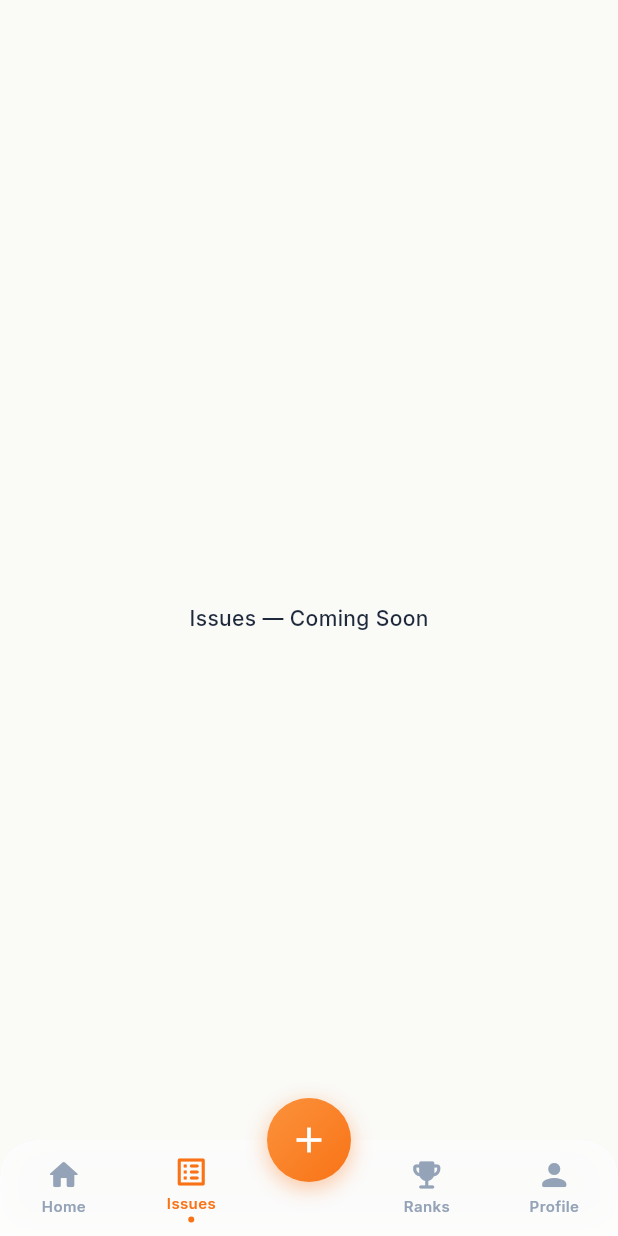
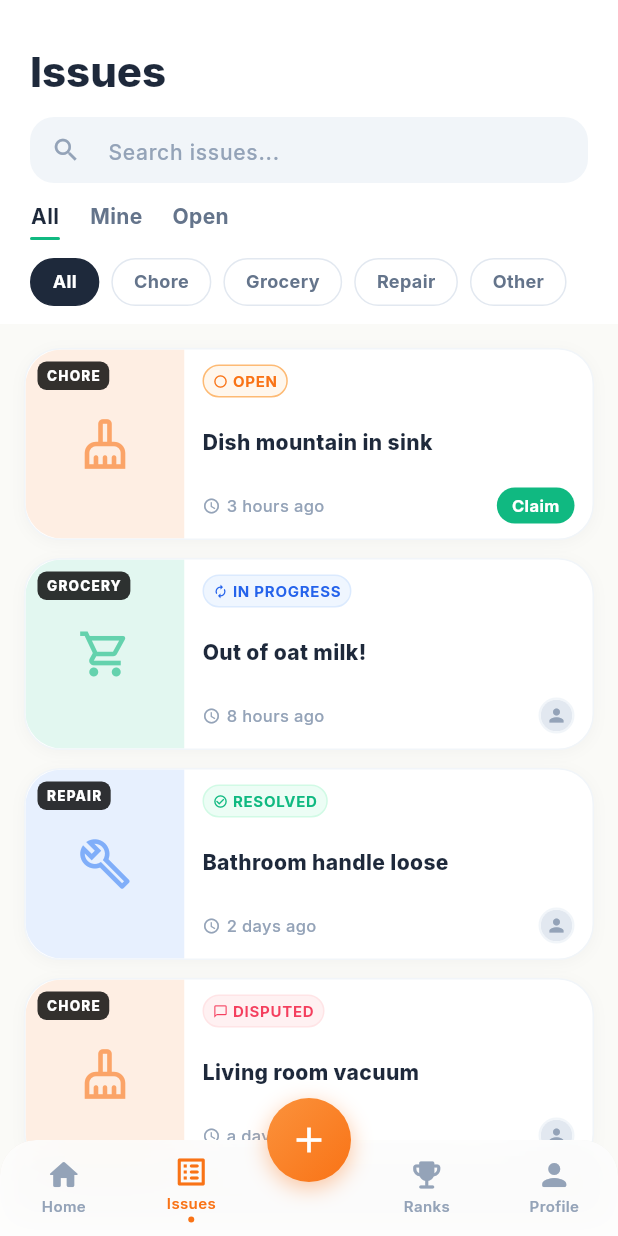
Before and after one commit to nyandrianinamamy/ma-coloc, a Flutter app: the HomeScreen screen opened by its route, after a tap on "View Leaderboard", after a tap on "Home", after a tap on "Issues", on a phone screen of 412 x 824 dp. Run offline on Flutter 3.47's test engine with Material 3 defaults, Android fonts, the phone set to English and light mode, and no system bars; our stand-ins replace cloud_firestore, cloud_functions, firebase_auth, firebase_core, flutter_riverpod, freezed_annotation and 3 more; accounts and stored records are empty; network calls fail.

Commit message:
feat: add Issues list screen with search, tabs, filters, and issue cards
Implements IssueCard widget (photo thumbnail with type placeholder, status badge,
timeago, assignee avatar or Claim button) and IssuesListScreen with sticky header,
search bar, All/Mine/Open tabs, type filter chips, filtered ListView, and empty state.
Wires /issues route to IssuesListScreen.

Co-Authored-By: Claude Sonnet 4.6 <noreply@anthropic.com>

```diff
--- a/lib/router.dart
+++ b/lib/router.dart
@@ -12,6 +12,7 @@ import 'src/features/onboarding/join_house_screen.dart';
 import 'src/features/onboarding/house_created_screen.dart';
 import 'src/features/shell/mobile_shell.dart';
 import 'src/features/home/home_screen.dart';
+import 'src/features/issues/issues_list_screen.dart';
 
 final _rootNavigatorKey = GlobalKey<NavigatorState>();
 
@@ -95,9 +96,7 @@ final routerProvider = Provider<GoRouter>((ref) {
             routes: [
               GoRoute(
                 path: '/issues',
-                builder: (context, state) => const Scaffold(
-                  body: Center(child: Text('Issues — Coming Soon')),
-                ),
+                builder: (context, state) => const IssuesListScreen(),
               ),
             ],
           ),
--- /dev/null
+++ b/lib/src/features/issues/issues_list_screen.dart
@@ -0,0 +1,330 @@
+import 'package:flutter/material.dart';
+
+import '../../mock/mock_data.dart';
+import '../../theme/app_theme.dart';
+import 'widgets/issue_card.dart';
+
+class IssuesListScreen extends StatefulWidget {
+  const IssuesListScreen({super.key});
+
+  @override
+  State<IssuesListScreen> createState() => _IssuesListScreenState();
+}
+
+class _IssuesListScreenState extends State<IssuesListScreen> {
+  int _activeTab = 0; // 0=All, 1=Mine, 2=Open
+  String _activeFilter = 'All'; // 'All', 'Chore', 'Grocery', 'Repair', 'Other'
+  final TextEditingController _searchController = TextEditingController();
+  String _searchQuery = '';
+
+  static const List<String> _tabs = ['All', 'Mine', 'Open'];
+  static const List<String> _filters = ['All', 'Chore', 'Grocery', 'Repair', 'Other'];
+
+  @override
+  void initState() {
+    super.initState();
+    _searchController.addListener(() {
+      setState(() => _searchQuery = _searchController.text);
+    });
+  }
+
+  @override
+  void dispose() {
+    _searchController.dispose();
+    super.dispose();
+  }
+
+  List<MockIssue> get _filteredIssues {
+    var issues = MockData.issues;
+
+    // Tab filter
+    if (_activeTab == 1) {
+      issues = issues
+          .where((i) => i.assigneeId == MockData.currentUser.id)
+          .toList();
+    } else if (_activeTab == 2) {
+      issues = issues.where((i) => i.status == 'open').toList();
+    }
+
+    // Type filter chip
+    if (_activeFilter != 'All') {
+      issues = issues
+          .where((i) => i.type.toLowerCase() == _activeFilter.toLowerCase())
+          .toList();
+    }
+
+    // Search query
+    if (_searchQuery.isNotEmpty) {
+      final q = _searchQuery.toLowerCase();
+      issues = issues.where((i) => i.title.toLowerCase().contains(q)).toList();
+    }
+
+    return issues;
+  }
+
+  @override
+  Widget build(BuildContext context) {
+    final filteredIssues = _filteredIssues;
+
+    return Scaffold(
+      backgroundColor: AppColors.background,
+      body: CustomScrollView(
+        slivers: [
+          // Sticky header
+          SliverAppBar(
+            pinned: true,
+            expandedHeight: 0,
+            backgroundColor: AppColors.surface,
+            surfaceTintColor: Colors.transparent,
+            shadowColor: const Color(0x0A000000),
+            elevation: 1,
+            automaticallyImplyLeading: false,
+            flexibleSpace: FlexibleSpaceBar(
+              background: Container(color: AppColors.surface),
+            ),
+            bottom: PreferredSize(
+              preferredSize: const Size.fromHeight(160),
+              child: _StickyHeader(
+                searchController: _searchController,
+                activeTab: _activeTab,
+                activeFilter: _activeFilter,
+                onTabChanged: (i) => setState(() => _activeTab = i),
+                onFilterChanged: (f) => setState(() => _activeFilter = f),
+                tabs: _tabs,
+                filters: _filters,
+              ),
+            ),
+          ),
+
+          // Issue list or empty state
+          if (filteredIssues.isEmpty)
+            const SliverFillRemaining(
+              child: _EmptyState(),
+            )
+          else
+            SliverPadding(
+              padding: const EdgeInsets.fromLTRB(16, 16, 16, 80),
+              sliver: SliverList(
+                delegate: SliverChildBuilderDelegate(
+                  (context, index) => Padding(
+                    padding: const EdgeInsets.only(bottom: 12),
+                    child: IssueCard(issue: filteredIssues[index]),
+                  ),
+                  childCount: filteredIssues.length,
+                ),
+              ),
+            ),
+        ],
+      ),
+    );
+  }
+}
+
+// ---------------------------------------------------------------------------
+// Sticky Header
+// ---------------------------------------------------------------------------
+class _StickyHeader extends StatelessWidget {
+  const _StickyHeader({
+    required this.searchController,
+    required this.activeTab,
+    required this.activeFilter,
+    required this.onTabChanged,
+    required this.onFilterChanged,
+    required this.tabs,
+    required this.filters,
+  });
+
+  final TextEditingController searchController;
+  final int activeTab;
+  final String activeFilter;
+  final ValueChanged<int> onTabChanged;
+  final ValueChanged<String> onFilterChanged;
+  final List<String> tabs;
+  final List<String> filters;
+
+  @override
+  Widget build(BuildContext context) {
+    return Container(
+      color: AppColors.surface,
+      padding: const EdgeInsets.fromLTRB(20, 0, 20, 12),
+      child: Column(
+        crossAxisAlignment: CrossAxisAlignment.start,
+        children: [
+          // Title
+          Padding(
+            padding: const EdgeInsets.only(bottom: 12),
+            child: Text(
+              'Issues',
+              style: Theme.of(context).textTheme.headlineMedium,
+            ),
+          ),
+
+          // Search bar
+          Container(
+            height: 44,
+            decoration: BoxDecoration(
+              color: AppColors.slate100,
+              borderRadius: BorderRadius.circular(16),
+            ),
+            child: TextField(
+              controller: searchController,
+              style: const TextStyle(
+                fontSize: 14,
+                fontWeight: FontWeight.w500,
+                color: AppColors.textPrimary,
+              ),
+              decoration: const InputDecoration(
+                hintText: 'Search issues...',
+                hintStyle: TextStyle(
+                  fontSize: 14,
+                  fontWeight: FontWeight.w500,
+                  color: AppColors.textTertiary,
+                ),
+                prefixIcon: Icon(
+                  Icons.search,
+                  color: AppColors.textTertiary,
+                  size: 20,
+                ),
+                border: InputBorder.none,
+                contentPadding: EdgeInsets.symmetric(vertical: 12),
+              ),
+            ),
+          ),
+          const SizedBox(height: 12),
+
+          // Tabs
+          Row(
+            children: List.generate(tabs.length, (i) {
+              final isActive = activeTab == i;
+              return GestureDetector(
+                onTap: () => onTabChanged(i),
+                child: Padding(
+                  padding: EdgeInsets.only(right: i < tabs.length - 1 ? 20 : 0),
+                  child: Column(
+                    children: [
+                      Text(
+                        tabs[i],
+                        style: TextStyle(
+                          fontSize: 14,
+                          fontWeight: FontWeight.w700,
+                          color: isActive
+                              ? AppColors.slate800
+                              : AppColors.textSecondary,
+                        ),
+                      ),
+                      const SizedBox(height: 4),
+                      AnimatedContainer(
+                        duration: const Duration(milliseconds: 200),
+                        height: 2,
+                        width: 20,
+                        decoration: BoxDecoration(
+                          color: isActive
+                              ? AppColors.emerald
+                              : Colors.transparent,
+                          borderRadius: BorderRadius.circular(1),
+                        ),
+                      ),
+                    ],
+                  ),
+                ),
+              );
+            }),
+          ),
+          const SizedBox(height: 12),
+
+          // Filter chips — horizontal scroll
+          SizedBox(
+            height: 32,
+            child: ListView.separated(
+              scrollDirection: Axis.horizontal,
+              itemCount: filters.length,
+              separatorBuilder: (_, __) => const SizedBox(width: 8),
+              itemBuilder: (context, i) {
+                final filter = filters[i];
+                final isActive = activeFilter == filter;
+                return GestureDetector(
+                  onTap: () => onFilterChanged(filter),
+                  child: AnimatedContainer(
+                    duration: const Duration(milliseconds: 200),
+                    padding: const EdgeInsets.symmetric(
+                        horizontal: 14, vertical: 6),
+                    decoration: BoxDecoration(
+                      color: isActive
+                          ? AppColors.slate800
+                          : AppColors.surface,
+                      borderRadius: BorderRadius.circular(16),
+                      border: Border.all(
+                        color: isActive
+                            ? AppColors.slate800
+                            : AppColors.borderMedium,
+                      ),
+                    ),
+                    child: Text(
+                      filter,
+                      style: TextStyle(
+                        fontSize: 12,
+                        fontWeight: FontWeight.w700,
+                        color: isActive
+                            ? Colors.white
+                            : AppColors.textSecondary,
+                      ),
+                    ),
+                  ),
+                );
+              },
+            ),
+          ),
+        ],
+      ),
+    );
+  }
+}
+
+// ---------------------------------------------------------------------------
+// Empty state
+// ---------------------------------------------------------------------------
+class _EmptyState extends StatelessWidget {
+  const _EmptyState();
+
+  @override
+  Widget build(BuildContext context) {
+    return Center(
+      child: Column(
+        mainAxisSize: MainAxisSize.min,
+        children: [
+          Container(
+            width: 72,
+            height: 72,
+            decoration: const BoxDecoration(
+              color: AppColors.emerald100,
+              shape: BoxShape.circle,
+            ),
+            child: const Icon(
+              Icons.check_circle_outline,
+              color: AppColors.emerald,
+              size: 36,
+            ),
+          ),
+          const SizedBox(height: 16),
+          const Text(
+            'All clear!',
+            style: TextStyle(
+              fontSize: 18,
+              fontWeight: FontWeight.w800,
+              color: AppColors.slate800,
+            ),
+          ),
+          const SizedBox(height: 6),
+          const Text(
+            'No issues match your current filters',
+            style: TextStyle(
+              fontSize: 14,
+              fontWeight: FontWeight.w500,
+              color: AppColors.textSecondary,
+            ),
+          ),
+        ],
+      ),
+    );
+  }
+}
--- /dev/null
+++ b/lib/src/features/issues/widgets/issue_card.dart
@@ -0,0 +1,353 @@
+import 'package:flutter/material.dart';
+import 'package:go_router/go_router.dart';
+import 'package:timeago/timeago.dart' as timeago;
+
+import '../../../mock/mock_data.dart';
+import '../../../theme/app_theme.dart';
+
+class IssueCard extends StatelessWidget {
+  const IssueCard({super.key, required this.issue});
+
+  final MockIssue issue;
+
+  // Type-based placeholder color
+  Color _typeColor() {
+    switch (issue.type.toLowerCase()) {
+      case 'chore':
+        return AppColors.orange;
+      case 'grocery':
+        return AppColors.emerald;
+      case 'repair':
+        return AppColors.blue;
+      case 'other':
+        return AppColors.indigo;
+      default:
+        return AppColors.slate400;
+    }
+  }
+
+  // Status badge config
+  ({Color bg, Color border, Color text, Color icon, IconData iconData, String label}) _statusConfig() {
+    switch (issue.status) {
+      case 'open':
+        return (
+          bg: AppColors.orange50,
+          border: AppColors.orange300,
+          text: AppColors.orange,
+          icon: AppColors.orange,
+          iconData: Icons.radio_button_unchecked,
+          label: 'OPEN',
+        );
+      case 'in-progress':
+        return (
+          bg: AppColors.blue50,
+          border: AppColors.blue100,
+          text: AppColors.blue600,
+          icon: AppColors.blue600,
+          iconData: Icons.autorenew,
+          label: 'IN PROGRESS',
+        );
+      case 'resolved':
+        return (
+          bg: AppColors.emerald50,
+          border: AppColors.emerald100,
+          text: AppColors.emerald,
+          icon: AppColors.emerald,
+          iconData: Icons.check_circle_outline,
+          label: 'RESOLVED',
+        );
+      case 'disputed':
+        return (
+          bg: AppColors.rose50,
+          border: AppColors.rose100,
+          text: AppColors.rose,
+          icon: AppColors.rose,
+          iconData: Icons.chat_bubble_outline,
+          label: 'DISPUTED',
+        );
+      default:
+        return (
+          bg: AppColors.slate100,
+          border: AppColors.slate200,
+          text: AppColors.slate500,
+          icon: AppColors.slate400,
+          iconData: Icons.help_outline,
+          label: issue.status.toUpperCase(),
+        );
+    }
+  }
+
+  @override
+  Widget build(BuildContext context) {
+    final status = _statusConfig();
+    final typeColor = _typeColor();
+    final assignee = issue.assigneeId != null
+        ? MockData.userById(issue.assigneeId!)
+        : null;
+    final timeStr = timeago.format(issue.createdAt);
+
+    return GestureDetector(
+      onTap: () => context.push('/issues/${issue.id}'),
+      child: Container(
+        height: 128,
+        decoration: BoxDecoration(
+          color: AppColors.surface,
+          borderRadius: BorderRadius.circular(24),
+          border: Border.all(color: AppColors.border),
+          boxShadow: const [
+            BoxShadow(
+              color: Color(0x08000000),
+              blurRadius: 8,
+              offset: Offset(0, 2),
+            ),
+          ],
+        ),
+        child: Row(
+          children: [
+            // Left 1/3: Photo thumbnail
+            ClipRRect(
+              borderRadius: const BorderRadius.horizontal(left: Radius.circular(24)),
+              child: SizedBox(
+                width: 106,
+                height: 128,
+                child: Stack(
+                  fit: StackFit.expand,
+                  children: [
+                    // Placeholder colored by type (photoUrl is null in mock data)
+                    issue.photoUrl != null
+                        ? Image.network(
+                            issue.photoUrl!,
+                            fit: BoxFit.cover,
+                            errorBuilder: (_, __, ___) =>
+                                _TypePlaceholder(color: typeColor, type: issue.type),
+                          )
+                        : _TypePlaceholder(color: typeColor, type: issue.type),
+                    // Type badge overlay (top-left)
+                    Positioned(
+                      top: 8,
+                      left: 8,
+                      child: Container(
+                        padding: const EdgeInsets.symmetric(
+                            horizontal: 6, vertical: 3),
+                        decoration: BoxDecoration(
+                          color: const Color(0xCC000000),
+                          borderRadius: BorderRadius.circular(6),
+                        ),
+                        child: Text(
+                          issue.type.toUpperCase(),
+                          style: const TextStyle(
+                            fontSize: 9,
+                            fontWeight: FontWeight.w800,
+                            color: Colors.white,
+                            letterSpacing: 0.8,
+                          ),
+                        ),
+                      ),
+                    ),
+                  ],
+                ),
+              ),
+            ),
+
+            // Right 2/3: Content
+            Expanded(
+              child: Padding(
+                padding: const EdgeInsets.fromLTRB(12, 10, 12, 10),
+                child: Column(
+                  crossAxisAlignment: CrossAxisAlignment.start,
+                  mainAxisAlignment: MainAxisAlignment.spaceBetween,
+                  children: [
+                    // Status badge
+                    _StatusBadge(config: status),
+
+                    // Title
+                    Text(
+                      issue.title,
+                      maxLines: 1,
+                      overflow: TextOverflow.ellipsis,
+                      style: const TextStyle(
+                        fontSize: 14,
+                        fontWeight: FontWeight.w800,
+                        color: AppColors.slate800,
+                      ),
+                    ),
+
+                    // Bottom row: time + assignee/claim
+                    Row(
+                      mainAxisAlignment: MainAxisAlignment.spaceBetween,
+                      children: [
+                        // Clock + timeago
+                        Row(
+                          children: [
+                            const Icon(
+                              Icons.access_time,
+                              size: 12,
+                              color: AppColors.textTertiary,
+                            ),
+                            const SizedBox(width: 4),
+                            Text(
+                              timeStr,
+                              style: const TextStyle(
+                                fontSize: 11,
+                                fontWeight: FontWeight.w500,
+                                color: AppColors.textTertiary,
+                              ),
+                            ),
+                          ],
+                        ),
+                        // Assignee avatar or Claim button
+                        assignee != null
+                            ? _AssigneeAvatar(user: assignee)
+                            : _ClaimButton(),
+                      ],
+                    ),
+                  ],
+                ),
+              ),
+            ),
+          ],
+        ),
+      ),
+    );
+  }
+}
+
+// ---------------------------------------------------------------------------
+// Type placeholder widget
+// ---------------------------------------------------------------------------
+class _TypePlaceholder extends StatelessWidget {
+  const _TypePlaceholder({required this.color, required this.type});
+
+  final Color color;
+  final String type;
+
+  IconData get _icon {
+    switch (type.toLowerCase()) {
+      case 'chore':
+        return Icons.cleaning_services_outlined;
+      case 'grocery':
+        return Icons.shopping_cart_outlined;
+      case 'repair':
+        return Icons.build_outlined;
+      case 'other':
+        return Icons.category_outlined;
+      default:
+        return Icons.help_outline;
+    }
+  }
+
+  @override
+  Widget build(BuildContext context) {
+    return Container(
+      color: color.withValues(alpha: 0.12),
+      child: Center(
+        child: Icon(
+          _icon,
+          color: color.withValues(alpha: 0.6),
+          size: 36,
+        ),
+      ),
+    );
+  }
+}
+
+// ---------------------------------------------------------------------------
+// Status badge pill
+// ---------------------------------------------------------------------------
+class _StatusBadge extends StatelessWidget {
+  const _StatusBadge({required this.config});
+
+  final ({
+    Color bg,
+    Color border,
+    Color text,
+    Color icon,
+    IconData iconData,
+    String label
+  }) config;
+
+  @override
+  Widget build(BuildContext context) {
+    return Container(
+      padding: const EdgeInsets.symmetric(horizontal: 6, vertical: 3),
+      decoration: BoxDecoration(
+        color: config.bg,
+        borderRadius: BorderRadius.circular(20),
+        border: Border.all(color: config.border),
+      ),
+      child: Row(
+        mainAxisSize: MainAxisSize.min,
+        children: [
+          Icon(config.iconData, size: 10, color: config.icon),
+          const SizedBox(width: 3),
+          Text(
+            config.label,
+            style: TextStyle(
+              fontSize: 10,
+              fontWeight: FontWeight.w700,
+              color: config.text,
+              letterSpacing: 0.5,
+            ),
+          ),
+        ],
+      ),
+    );
+  }
+}
+
+// ---------------------------------------------------------------------------
+// Assignee avatar
+// ---------------------------------------------------------------------------
+class _AssigneeAvatar extends StatelessWidget {
+  const _AssigneeAvatar({required this.user});
+
+  final MockUser user;
+
+  @override
+  Widget build(BuildContext context) {
+    return Container(
+      width: 24,
+      height: 24,
+      decoration: BoxDecoration(
+        shape: BoxShape.circle,
+        border: Border.all(color: AppColors.border, width: 1.5),
+      ),
+      child: ClipOval(
+        child: Image.network(
+          user.avatarUrl,
+          fit: BoxFit.cover,
+          errorBuilder: (_, __, ___) => Container(
+            color: AppColors.slate200,
+            child: const Icon(Icons.person, size: 14, color: AppColors.slate400),
+          ),
+        ),
+      ),
+    );
+  }
+}
+
+// ---------------------------------------------------------------------------
+// Claim button
+// ---------------------------------------------------------------------------
+class _ClaimButton extends StatelessWidget {
+  const _ClaimButton();
+
+  @override
+  Widget build(BuildContext context) {
+    return Container(
+      padding: const EdgeInsets.symmetric(horizontal: 10, vertical: 4),
+      decoration: BoxDecoration(
+        color: AppColors.emerald,
+        borderRadius: BorderRadius.circular(12),
+      ),
+      child: const Text(
+        'Claim',
+        style: TextStyle(
+          fontSize: 11,
+          fontWeight: FontWeight.w700,
+          color: Colors.white,
+        ),
+      ),
+    );
+  }
+}
```
